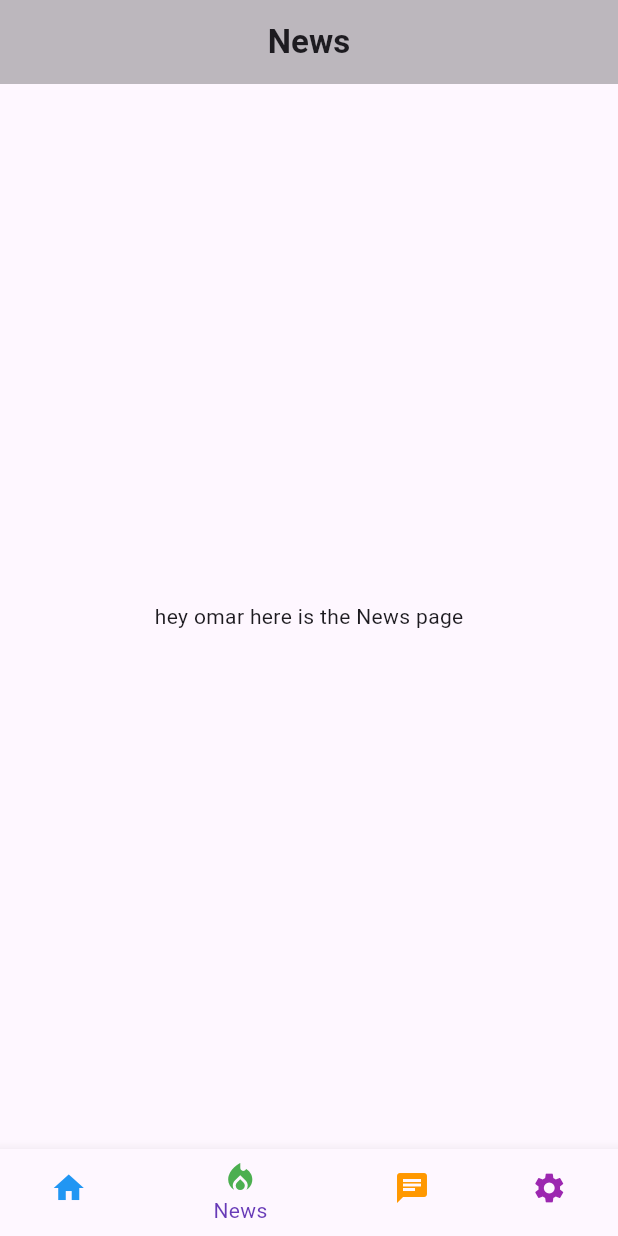
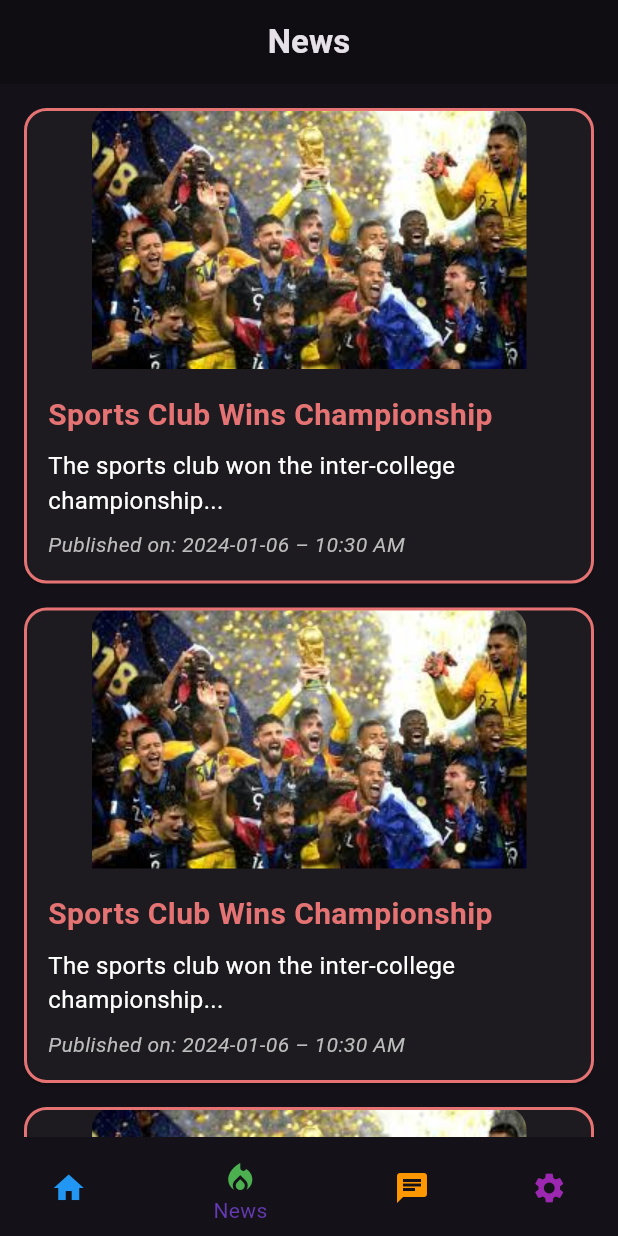
Before and after one commit to hassanmouusahassan/aou_club, a Flutter app: the screen it shows after launch, swiped to page 2, on a phone screen of 412 x 824 dp. Run offline on Flutter 3.47's test engine with Material 3 defaults, Android fonts, the light colour scheme and no system bars; our stand-ins replace image_picker, shared_preferences.

Commit message:
news page and theme updated

```diff
--- a/lib/constants/theme_provider.dart
+++ b/lib/constants/theme_provider.dart
@@ -3,7 +3,7 @@ import 'package:flutter/material.dart';
 import 'theme.dart';
 
 class ThemeProvider extends ChangeNotifier {
-  ThemeData _currentTheme = AppThemes.lightTheme;
+  ThemeData _currentTheme = AppThemes.darkTheme;
 
   ThemeData get currentTheme => _currentTheme;
 
--- a/lib/screens/chat_page.dart
+++ b/lib/screens/chat_page.dart
@@ -10,6 +10,7 @@ class ChatPage extends StatefulWidget {
 class _ChatPageState extends State<ChatPage> {
   @override
   Widget build(BuildContext context) {
-    return const Placeholder();
+
+    return const Placeholder(child: Center(child: Text("COMING SOON !",style: TextStyle(fontWeight: FontWeight.bold,fontSize: 34,color: Colors.grey))),);
   }
 }
--- a/lib/screens/news_announcement_page.dart
+++ b/lib/screens/news_announcement_page.dart
@@ -1,12 +1,166 @@
 import 'package:flutter/material.dart';
+import 'package:intl/intl.dart'; // For date formatting
+
+void main() {
+  runApp(MyApp());
+}
+
+class MyApp extends StatelessWidget {
+  @override
+  Widget build(BuildContext context) {
+    return MaterialApp(
+      title: 'AOU Clubs',
+      theme: ThemeData(
+        primarySwatch: Colors.blue,
+        brightness: Brightness.light,
+      ),
+      darkTheme: ThemeData(
+        primarySwatch: Colors.blue,
+        brightness: Brightness.dark,
+      ),
+      home: NewsPage(),
+    );
+  }
+}
+
+class News {
+  final String title;
+  final String content;
+  final String imageUrl;
+  final DateTime date;
+
+  News(
+      {required this.title,
+      required this.content,
+      required this.imageUrl,
+      required this.date});
+}
+
+List<News> newsList = [
+  News(
+    title: "Sports Club Wins Championship",
+    content: "The sports club won the inter-college championship...",
+    imageUrl: "assets/sportwin.jpeg",
+    date: DateTime.now(),
+  ),
+  News(
+    title: "Sports Club Wins Championship",
+    content: "The sports club won the inter-college championship...",
+    imageUrl: "assets/sportwin.jpeg",
+    date: DateTime.now(),
+  ),
+  News(
+    title: "Sports Club Wins Championship",
+    content: "The sports club won the inter-college championship...",
+    imageUrl: "assets/sportwin.jpeg",
+    date: DateTime.now(),
+  ),
+  News(
+    title: "Sports Club Wins Championship",
+    content: "The sports club won the inter-college championship...",
+    imageUrl: "assets/sportwin.jpeg",
+    date: DateTime.now(),
+  ),
+  News(
+    title: "Sports Club Wins Championship",
+    content: "The sports club won the inter-college championship...",
+    imageUrl: "assets/sportwin.jpeg",
+    date: DateTime.now(),
+  ),
+  News(
+    title: "Sports Club Wins Championship",
+    content: "The sports club won the inter-college championship...",
+    imageUrl: "assets/sportwin.jpeg",
+    date: DateTime.now(),
+  ),
+];
 
 class NewsPage extends StatelessWidget {
-  const NewsPage({super.key});
+  @override
+  Widget build(BuildContext context) {
+    return Scaffold(
+      body: Padding(
+        padding: EdgeInsets.all(8.0),
+        child: ListView.builder(
+          itemCount: newsList.length,
+          itemBuilder: (context, index) {
+            return NewsCard(news: newsList[index]);
+          },
+        ),
+      ),
+    );
+  }
+}
+
+class NewsCard extends StatelessWidget {
+  final News news;
+
+  NewsCard({required this.news});
 
   @override
   Widget build(BuildContext context) {
-    return Scaffold(
-      body: Center(child: Text("hey omar here is the News page")),
+    ThemeData theme = Theme.of(context);
+    String formattedDate =
+        DateFormat('yyyy-MM-dd – hh:mm a').format(news.date); // 12-hour format
+
+    return Card(
+      margin: EdgeInsets.all(8.0),
+      shape: RoundedRectangleBorder(
+        borderRadius: BorderRadius.circular(15.0),
+        side: BorderSide(
+          color: theme.brightness == Brightness.dark
+              ? (Colors.red[300] ?? Colors.red)
+              : Colors.red,
+          width: 2.0,
+        ),
+      ),
+      child: Column(
+        children: [
+          ClipRRect(
+            borderRadius: BorderRadius.vertical(top: Radius.circular(15.0)),
+            child: Image.asset(news.imageUrl,fit: BoxFit.cover),
+          ),
+          Padding(
+            padding: EdgeInsets.all(16.0),
+            child: Column(
+              crossAxisAlignment: CrossAxisAlignment.start,
+              children: [
+                Text(
+                  news.title,
+                  style: TextStyle(
+                    fontSize: 20,
+                    fontWeight: FontWeight.bold,
+                    color: theme.brightness == Brightness.dark
+                        ? (Colors.red[300] ?? Colors.red)
+                        : Colors.red,
+                  ),
+                ),
+                SizedBox(height: 8),
+                Text(
+                  news.content,
+                  style: TextStyle(
+                    fontSize: 16,
+                    color: theme.brightness == Brightness.dark
+                        ? Colors.white
+                        : Colors.black,
+                  ),
+                ),
+                SizedBox(height: 8),
+                Text(
+                  'Published on: $formattedDate',
+                  style: TextStyle(
+                    fontSize: 14,
+                    fontStyle: FontStyle.italic,
+                    color: theme.brightness == Brightness.dark
+                        ? (Colors.grey[400] ?? Colors.grey)
+                        : Colors.grey[800],
+                  ),
+                ),
+              ],
+            ),
+          ),
+        ],
+      ),
     );
   }
 }
--- a/lib/screens/settings_page.dart
+++ b/lib/screens/settings_page.dart
@@ -18,6 +18,7 @@ class MyApp extends StatelessWidget {
       theme: ThemeData(
         primarySwatch: Colors.blueGrey,
         brightness: Brightness.dark,
+
         hintColor: Colors.amber,
       ),
       home: SettingsPage(),
@@ -33,7 +34,7 @@ class SettingsPage extends StatefulWidget {
 class _SettingsPageState extends State<SettingsPage> {
   bool isNotificationsOn = true;
 
-  bool isthemeOn = true;
+  bool isthemeOn = false;
   String userName = 'Cov Omar';
   String userImage = 'assets/omar.png'; // Ensure this path is valid
 
--- a/pubspec.yaml
+++ b/pubspec.yaml
@@ -33,6 +33,7 @@ dependencies:
   provider: ^5.0.0
   image_picker: ^1.0.6
   shared_preferences: ^2.2.2
+  intl: ^0.19.0
 
 
 
@@ -72,6 +73,7 @@ flutter:
     - assets/computer.jpeg
     - assets/ai.jpeg
     - assets/hassan.jpeg
+    - assets/sportwin.jpeg
 
 
 flutter_icons:
```
Also changed, not shown: assets/sportwin.jpeg (added), pubspec.lock.
